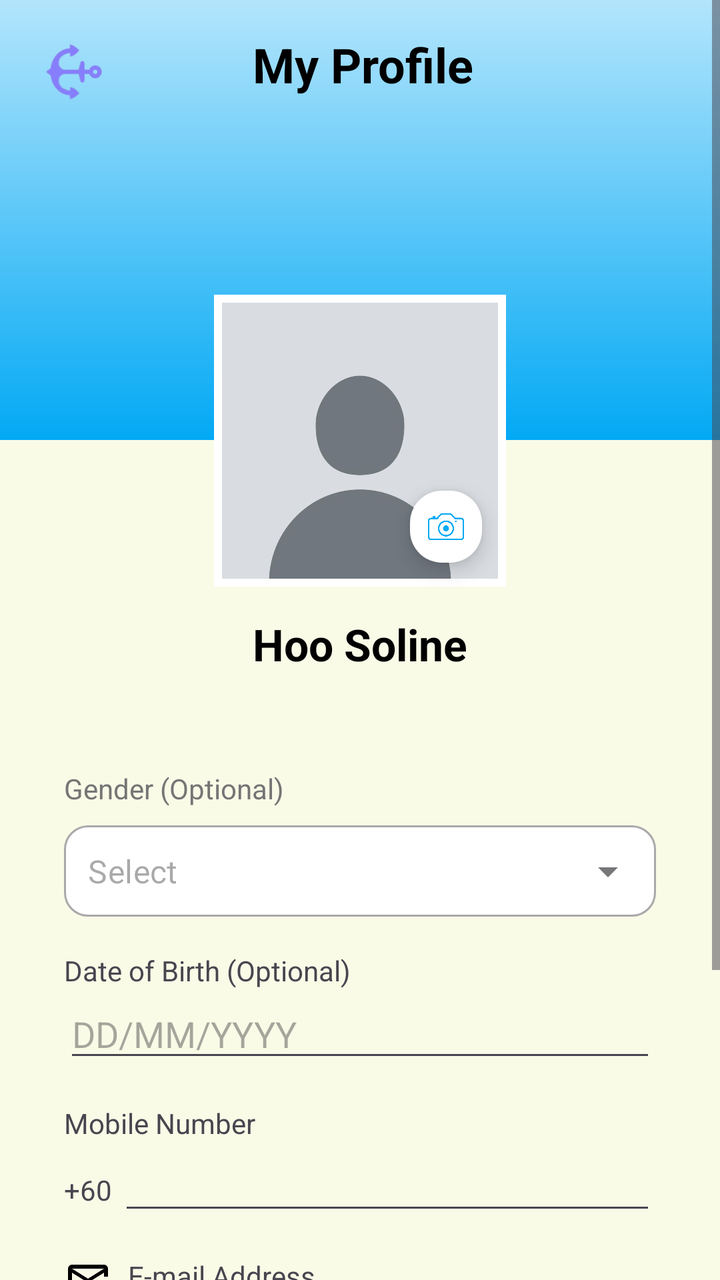
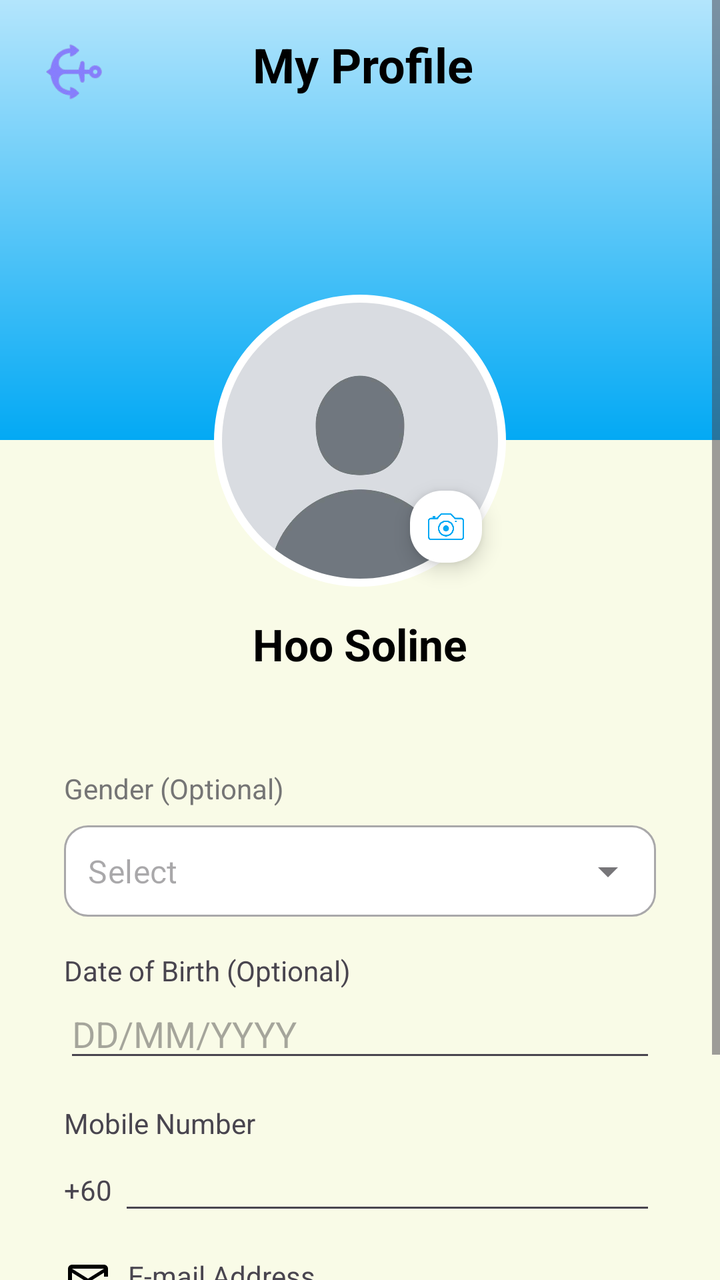

Before-and-after screenshots of an Android layout around one commit, followed by the original layout XML and the change that was made.
<!-- AndroidManifest.xml: application theme Theme.ShipEatsCustomer -->
<!-- res/layout/activity_c12_profile.xml -->
<?xml version="1.0" encoding="utf-8"?>
<ScrollView xmlns:android="http://schemas.android.com/apk/res/android"
    xmlns:app="http://schemas.android.com/apk/res-auto"
    android:layout_width="match_parent"
    android:layout_height="match_parent"
    android:background="#F9FBE7"
    android:fillViewport="true">

    <androidx.constraintlayout.widget.ConstraintLayout
        android:layout_width="match_parent"
        android:layout_height="wrap_content">

        <View
            android:id="@+id/headerBackground"
            android:layout_width="match_parent"
            android:layout_height="220dp"
            android:background="@drawable/profile_header_bg"
            app:layout_constraintTop_toTopOf="parent" />

        <ImageView
            android:layout_width="40dp"
            android:layout_height="40dp"
            android:layout_margin="16dp"
            android:layout_marginStart="16dp"
            android:layout_marginTop="20dp"
            android:src="@drawable/anchor_icon"
            app:layout_constraintStart_toStartOf="parent"
            app:layout_constraintTop_toTopOf="parent" />

        <TextView
            android:id="@+id/tvTitle"
            android:layout_width="wrap_content"
            android:layout_height="wrap_content"
            android:layout_marginTop="16dp"
            android:text="My Profile"
            android:textColor="#000000"
            android:textSize="24sp"
            android:textStyle="bold"
            app:layout_constraintEnd_toEndOf="parent"
            app:layout_constraintHorizontal_bias="0.506"
            app:layout_constraintStart_toStartOf="parent"
            app:layout_constraintTop_toTopOf="parent" />

        <FrameLayout
            android:id="@+id/profileImageContainer"
            android:layout_width="150dp"
            android:layout_height="150dp"
            android:layout_marginTop="-75dp"
            app:layout_constraintEnd_toEndOf="parent"
            app:layout_constraintStart_toStartOf="parent"
            app:layout_constraintTop_toBottomOf="@id/headerBackground">

            <com.google.android.material.imageview.ShapeableImageView
                android:id="@+id/ivProfileLarge"
                android:layout_width="match_parent"
                android:layout_height="match_parent"
                android:padding="4dp"
                android:scaleType="centerCrop"
                android:src="@drawable/placeholder_user"
                app:shapeAppearanceOverlay="@style/CircleImage"
                app:strokeColor="#FFFFFF"
                app:strokeWidth="4dp" />

            <com.google.android.material.floatingactionbutton.FloatingActionButton
                android:id="@+id/btnCamera"
                android:layout_width="wrap_content"
                android:layout_height="wrap_content"
                android:layout_gravity="bottom|end"
                android:layout_margin="8dp"
                app:fabCustomSize="36dp"
                app:srcCompat="@drawable/ic_camera"
                app:backgroundTint="#FFFFFF"
                app:tint="#03A9F4" />
        </FrameLayout>

        <TextView
            android:id="@+id/tvProfileName"
            android:layout_width="wrap_content"
            android:layout_height="wrap_content"
            android:layout_marginTop="12dp"
            android:text="Hoo Soline"
            android:textColor="#000000"
            android:textSize="22sp"
            android:textStyle="bold"
            app:layout_constraintEnd_toEndOf="parent"
            app:layout_constraintStart_toStartOf="parent"
            app:layout_constraintTop_toBottomOf="@id/profileImageContainer" />

        <LinearLayout
            android:layout_width="match_parent"
            android:layout_height="wrap_content"
            android:orientation="vertical"
            android:padding="32dp"
            app:layout_constraintTop_toBottomOf="@id/tvProfileName">

            <TextView
                android:layout_width="wrap_content"
                android:layout_height="wrap_content"
                android:layout_marginTop="16dp"
                android:text="Gender (Optional)"
                android:textColor="#757575"
                />

            <com.google.android.material.textfield.TextInputLayout
                style="@style/Widget.MaterialComponents.TextInputLayout.OutlinedBox.ExposedDropdownMenu"
                android:layout_width="match_parent"
                android:layout_height="wrap_content"
                android:layout_marginTop="8dp"
                app:boxBackgroundColor="#FFFFFF"
                app:boxCornerRadiusBottomEnd="12dp"
                app:boxCornerRadiusBottomStart="12dp"
                app:boxCornerRadiusTopEnd="12dp"
                app:boxCornerRadiusTopStart="12dp"
                app:hintEnabled="false">

                <AutoCompleteTextView
                    android:id="@+id/genderAutoComplete"
                    android:layout_width="match_parent"
                    android:layout_height="wrap_content"
                    android:hint="Select"
                    android:inputType="none"
                    android:padding="12dp" />

            </com.google.android.material.textfield.TextInputLayout>

            <TextView
                android:layout_width="wrap_content"
                android:layout_height="wrap_content"
                android:layout_marginTop="16dp"
                android:text="Date of Birth (Optional)"
                />

            <EditText
                android:id="@+id/etDOB"
                android:layout_width="match_parent"
                android:layout_height="wrap_content"
                android:hint="DD/MM/YYYY"
                android:focusable="false"
                android:clickable="true"
                android:inputType="none" />

            <TextView
                android:layout_width="wrap_content"
                android:layout_height="wrap_content"
                android:layout_marginTop="16dp"
                android:text="Mobile Number"
                />

            <LinearLayout
                android:layout_width="match_parent"
                android:layout_height="wrap_content"
                android:orientation="horizontal">
                <TextView android:layout_width="wrap_content" android:layout_height="wrap_content" android:text="+60 " />
                <EditText
                    android:id="@+id/etPhone"
                    android:layout_width="match_parent"
                    android:layout_height="wrap_content"
                    android:inputType="phone" />
            </LinearLayout>

            <TextView
                android:layout_width="wrap_content"
                android:layout_height="wrap_content"
                android:layout_marginTop="16dp"
                android:text="E-mail Address"
                android:drawableStart="@drawable/ic_lock"
                android:drawablePadding="8dp" />

            <EditText
                android:id="@+id/etEmail"
                android:layout_width="match_parent"
                android:layout_height="wrap_content"
                android:inputType="textEmailAddress"
                android:text="studentid@peninsulamalaysia.edu.my"
                android:focusable="false"
                android:clickable="false"
                android:cursorVisible="false"
                android:background="@android:color/transparent"
                android:textColor="#757575" />

            <Button
                android:id="@+id/btnSaveProfile"
                android:layout_gravity="center_horizontal"
                android:layout_width="200dp"
                android:layout_height="wrap_content"
                android:layout_marginTop="20dp"
                android:text="Save Profile"
                android:backgroundTint="#03A9F4"
                android:textColor="#FFFFFF"
                app:cornerRadius="12dp" />

            <Button
                android:id="@+id/btnLogOutBottom"
                android:layout_gravity="center_horizontal"
                android:layout_width="200dp"
                android:layout_height="wrap_content"
                android:layout_marginTop="20dp"
                android:backgroundTint="#FFAB91"
                android:text="Log Out"
                android:textColor="#D32F2F"
                app:cornerRadius="12dp" />

        </LinearLayout>
    </androidx.constraintlayout.widget.ConstraintLayout>
</ScrollView>
<!-- resources referenced by this layout -->
<resources>
  <!-- drawable anchor_icon: png bitmap (drawable, 11122 bytes) -->
  <!-- drawable ic_camera: png bitmap (drawable, 10901 bytes) -->
  <!-- drawable ic_lock (drawable) -->
  <vector xmlns:android="http://schemas.android.com/apk/res/android" android:height="24dp" android:tint="#000000" android:viewportHeight="960" android:viewportWidth="960" android:width="24dp">
  
      <path android:fillColor="@android:color/white" android:pathData="M160,800Q127,800 103.5,776.5Q80,753 80,720L80,240Q80,207 103.5,183.5Q127,160 160,160L800,160Q833,160 856.5,183.5Q880,207 880,240L880,399L840,399L800,399L800,320L480,520L160,320L160,720Q160,720 160,720Q160,720 160,720L640,720L640,800L160,800ZM480,440L800,240L160,240L480,440ZM160,720L160,720L160,600Q160,517 160,458.5Q160,400 160,400L160,400L160,320L160,240L160,240L160,320L160,720Q160,720 160,720Q160,720 160,720ZM760,800Q743,800 731.5,788.5Q720,777 720,760L720,640Q720,623 731.5,611.5Q743,600 760,600L760,600L760,560Q760,527 783.5,503.5Q807,480 840,480Q873,480 896.5,503.5Q920,527 920,560L920,600L920,600Q937,600 948.5,611.5Q960,623 960,640L960,760Q960,777 948.5,788.5Q937,800 920,800L760,800ZM800,600L880,600L880,560Q880,543 868.5,531.5Q857,520 840,520Q823,520 811.5,531.5Q800,543 800,560L800,600Z"/>
  
  </vector>
  <!-- drawable placeholder_user: jpg bitmap (drawable, 8273 bytes) -->
  <!-- drawable profile_header_bg (drawable) -->
  <shape xmlns:android="http://schemas.android.com/apk/res/android">
      <gradient
          android:startColor="#B3E5FC"
          android:endColor="#03A9F4"
          android:angle="270" />
  </shape>
  <style name="CircleImage" />
  <style name="Theme.ShipEatsCustomer" parent="Base.Theme.ShipEatsCustomer" />
  <style name="Base.Theme.ShipEatsCustomer" parent="Theme.Material3.DayNight.NoActionBar">
          
          
      </style>
</resources>

<!-- the commit's change to res/layout/activity_c12_profile.xml (unified diff, before → after) -->
@@ -18,12 +18,16 @@
             app:layout_constraintTop_toTopOf="parent" />
 
         <ImageView
+            android:id="@+id/ivBack"
             android:layout_width="40dp"
             android:layout_height="40dp"
             android:layout_margin="16dp"
             android:layout_marginStart="16dp"
             android:layout_marginTop="20dp"
             android:src="@drawable/anchor_icon"
+            android:clickable="true"
+            android:focusable="true"
+            android:background="?attr/selectableItemBackgroundBorderless"
             app:layout_constraintStart_toStartOf="parent"
             app:layout_constraintTop_toTopOf="parent" />
 
@@ -189,16 +193,6 @@
                 android:textColor="#FFFFFF"
                 app:cornerRadius="12dp" />
 
-            <Button
-                android:id="@+id/btnLogOutBottom"
-                android:layout_gravity="center_horizontal"
-                android:layout_width="200dp"
-                android:layout_height="wrap_content"
-                android:layout_marginTop="20dp"
-                android:backgroundTint="#FFAB91"
-                android:text="Log Out"
-                android:textColor="#D32F2F"
-                app:cornerRadius="12dp" />
 
         </LinearLayout>
     </androidx.constraintlayout.widget.ConstraintLayout>
<!-- resource entries referenced after the edit -->
@@ -16,7 +16,10 @@
           android:endColor="#03A9F4"
           android:angle="270" />
   </shape>
-  <style name="CircleImage" />
+  <style name="CircleImage">
+          <item name="cornerFamily">rounded</item>
+          <item name="cornerSize">50%</item>
+      </style>
   <style name="Theme.ShipEatsCustomer" parent="Base.Theme.ShipEatsCustomer" />
   <style name="Base.Theme.ShipEatsCustomer" parent="Theme.Material3.DayNight.NoActionBar">
           
